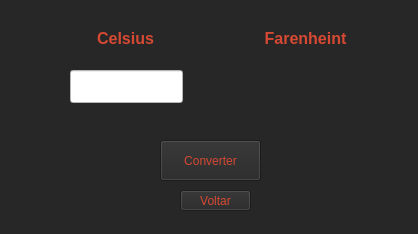
Qt form telas/telaCf.ui (laribrito/primeiraInterface) before a commit.
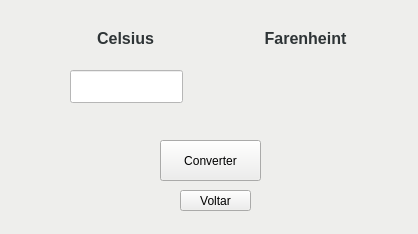
The same form after that commit.

Commit message: Modifica as cores das telas

```diff
--- a/telas/telaCf.ui
+++ b/telas/telaCf.ui
@@ -21,8 +21,7 @@
   </property>
   <widget class="QWidget" name="centralwidget">
    <property name="styleSheet">
-    <string notr="true">background: #272727; color: #D64933;
-</string>
+    <string notr="true">background: rgb(238, 238, 236); color: rgb(46, 52, 54)</string>
    </property>
    <widget class="QLineEdit" name="esse">
     <property name="geometry">
@@ -136,7 +135,7 @@
      </rect>
     </property>
     <property name="styleSheet">
-     <string notr="true">background: 7C7C7C; color: #D64933;</string>
+     <string notr="true">color: black</string>
     </property>
     <property name="text">
      <string>Converter</string>
@@ -152,7 +151,7 @@
      </rect>
     </property>
     <property name="styleSheet">
-     <string notr="true">background: 7C7C7C; color: #D64933;</string>
+     <string notr="true">color: black</string>
     </property>
     <property name="text">
      <string>Voltar</string>
```
The commit also changes 3 other files.
